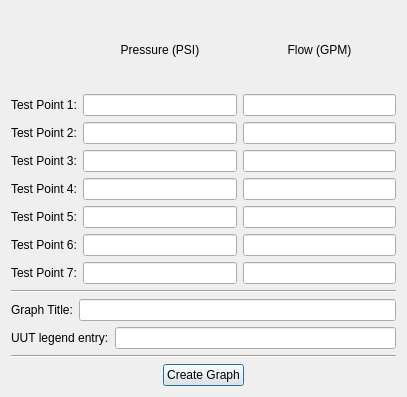
FlyBoy8869/PlotGPM, file ui/mainwindow_ui.ui: the form before one commit.
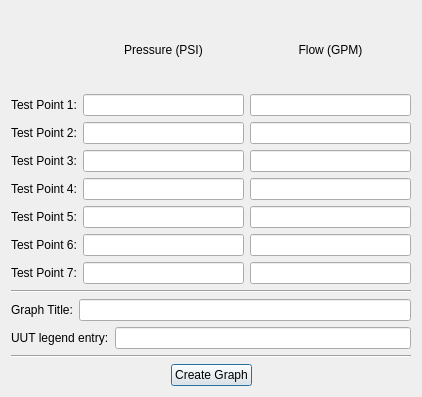
The form after the commit.

Patch:
```diff
--- a/ui/mainwindow_ui.ui
+++ b/ui/mainwindow_ui.ui
@@ -6,7 +6,7 @@
    <rect>
     <x>0</x>
     <y>0</y>
-    <width>407</width>
+    <width>422</width>
     <height>397</height>
    </rect>
   </property>
```
